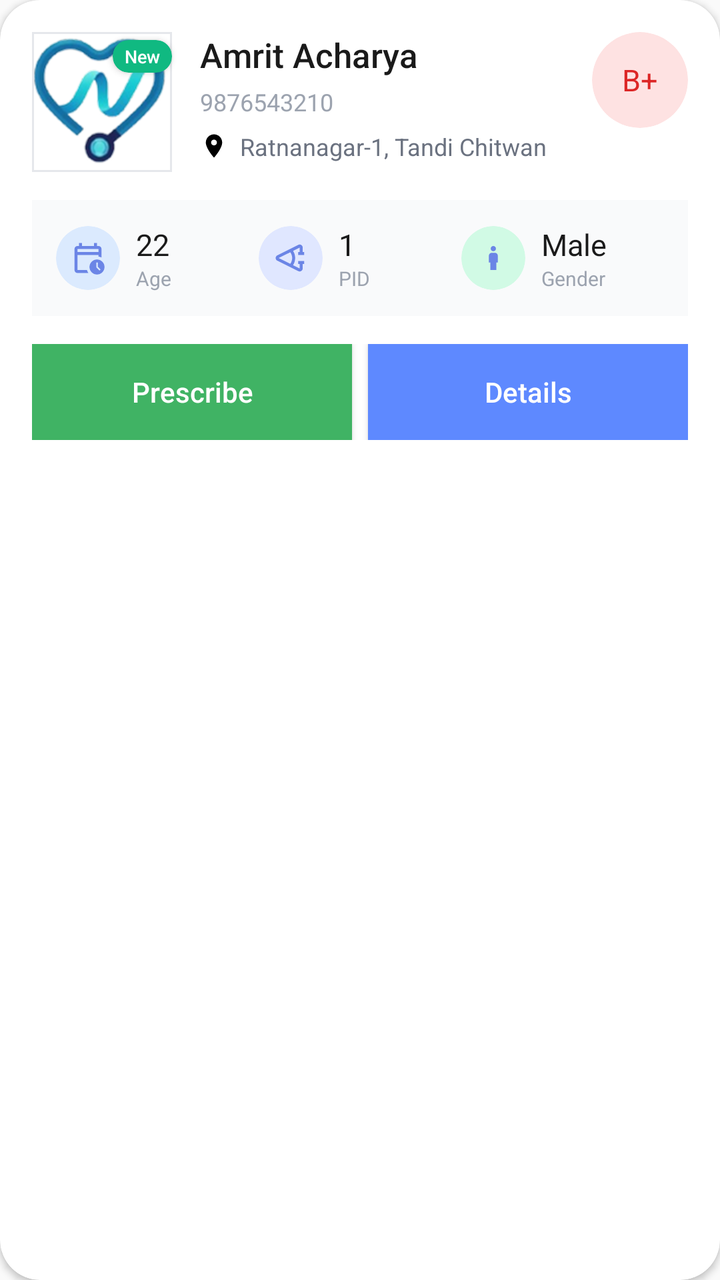
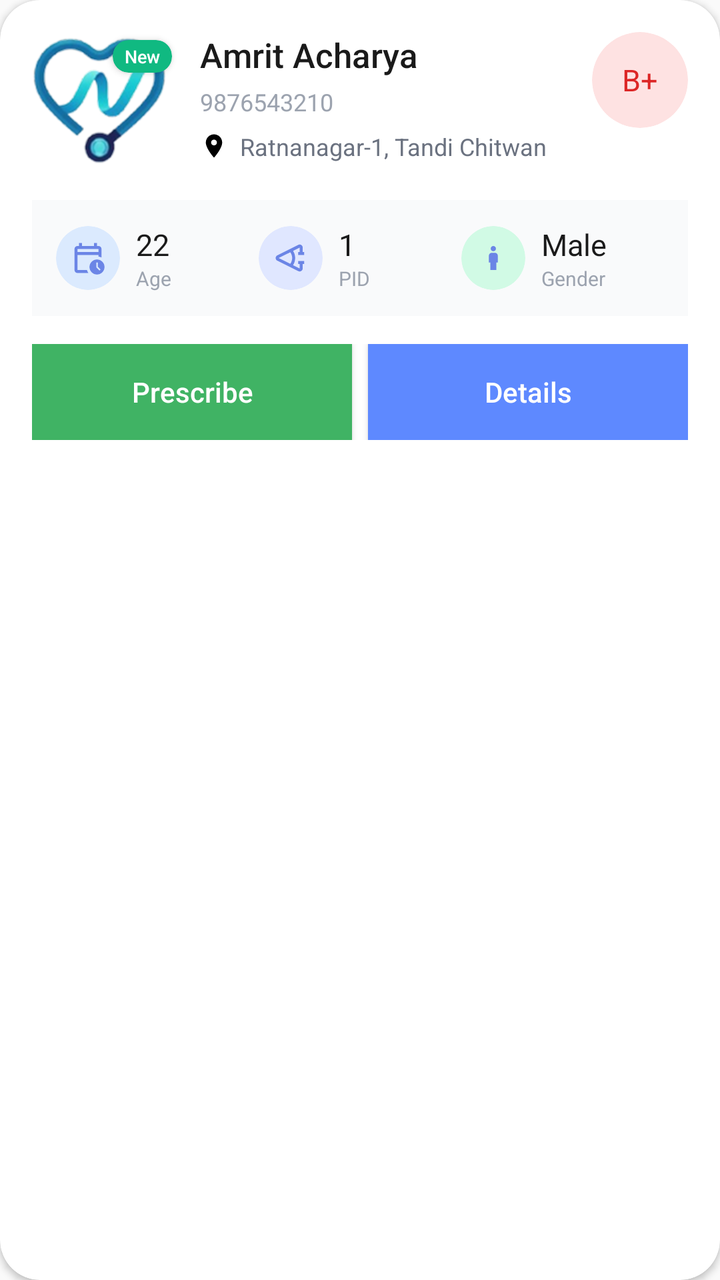

Screens rendered from an Android XML layout before and after an edit, with the pre-edit source and the edit as a unified diff.
<!-- AndroidManifest.xml: application theme Theme.Medicare -->
<!-- res/layout/item_patient_card.xml -->
<?xml version="1.0" encoding="utf-8"?>
<androidx.cardview.widget.CardView xmlns:android="http://schemas.android.com/apk/res/android"
    xmlns:app="http://schemas.android.com/apk/res-auto"
    xmlns:tools="http://schemas.android.com/tools"
    android:id="@+id/patient_card"
    android:layout_width="match_parent"
    android:layout_height="wrap_content"
    android:layout_marginBottom="12dp"
    android:clickable="true"
    android:focusable="true"
    android:foreground="?attr/selectableItemBackground"
    app:cardCornerRadius="20dp"
    app:cardElevation="2dp"
    app:strokeWidth="0dp"
    app:cardBackgroundColor="@android:color/white">

    <androidx.constraintlayout.widget.ConstraintLayout
        android:layout_width="match_parent"
        android:layout_height="wrap_content"
        android:padding="16dp">

        
        <com.google.android.material.imageview.ShapeableImageView
            android:id="@+id/iv_profile"
            android:layout_width="70dp"
            android:layout_height="70dp"
            android:scaleType="centerCrop"
            android:src="@drawable/logo"
            app:strokeColor="#E5E7EB"
            app:strokeWidth="2dp"
            app:layout_constraintTop_toTopOf="parent"
            app:layout_constraintStart_toStartOf="parent" />

        
        <androidx.cardview.widget.CardView
            android:id="@+id/status_badge"
            android:layout_width="wrap_content"
            android:layout_height="wrap_content"
            android:layout_marginTop="4dp"
            android:layout_marginStart="4dp"
            app:cardCornerRadius="8dp"
            app:cardElevation="2dp"
            app:cardBackgroundColor="#10B981"
            app:layout_constraintTop_toTopOf="@id/iv_profile"
            app:layout_constraintEnd_toEndOf="@id/iv_profile">

            <TextView
                android:id="@+id/tv_status"
                android:layout_width="wrap_content"
                android:layout_height="wrap_content"
                android:text="New"
                android:textColor="@android:color/white"
                android:textSize="9sp"
                android:fontFamily="sans-serif-medium"
                android:paddingHorizontal="6dp"
                android:paddingVertical="2dp" />
        </androidx.cardview.widget.CardView>

        
        <TextView
            android:id="@+id/tv_name"
            android:layout_width="0dp"
            android:layout_height="wrap_content"
            android:text="Amrit Acharya"
            android:textColor="#1A1A1A"
            android:textSize="17sp"
            android:fontFamily="sans-serif-medium"
            android:maxLines="1"
            android:ellipsize="end"
            android:layout_marginStart="14dp"
            app:layout_constraintTop_toTopOf="@id/iv_profile"
            app:layout_constraintStart_toEndOf="@id/iv_profile"
            app:layout_constraintEnd_toStartOf="@id/blood_badge" />

        
        <TextView
            android:id="@+id/tv_phone"
            android:layout_width="0dp"
            android:layout_height="wrap_content"
            android:text="9876543210"
            android:textColor="#9CA3AF"
            android:textSize="12sp"
            android:layout_marginTop="4dp"
            app:layout_constraintTop_toBottomOf="@id/tv_name"
            app:layout_constraintStart_toStartOf="@id/tv_name"
            app:layout_constraintEnd_toEndOf="@id/tv_name" />

        
        <LinearLayout
            android:id="@+id/location_layout"
            android:layout_width="0dp"
            android:layout_height="wrap_content"
            android:orientation="horizontal"
            android:gravity="center_vertical"
            android:layout_marginTop="6dp"
            app:layout_constraintTop_toBottomOf="@id/tv_phone"
            app:layout_constraintStart_toStartOf="@id/tv_name"
            app:layout_constraintEnd_toEndOf="parent">

            <ImageView
                android:layout_width="14dp"
                android:layout_height="14dp"
                android:src="@drawable/ic_location"
                app:tint="#9CA3AF" />

            <TextView
                android:id="@+id/tv_location"
                android:layout_width="0dp"
                android:layout_height="wrap_content"
                android:layout_weight="1"
                android:layout_marginStart="6dp"
                android:text="Ratnanagar-1, Tandi Chitwan"
                android:textColor="#6B7280"
                android:textSize="12sp"
                android:maxLines="1"
                android:ellipsize="end" />
        </LinearLayout>

        
        <androidx.cardview.widget.CardView
            android:id="@+id/blood_badge"
            android:layout_width="48dp"
            android:layout_height="48dp"
            app:cardCornerRadius="24dp"
            app:cardElevation="0dp"
            app:cardBackgroundColor="#FEE2E2"
            app:layout_constraintTop_toTopOf="@id/tv_name"
            app:layout_constraintEnd_toEndOf="parent">

            <TextView
                android:id="@+id/tv_blood_group"
                android:layout_width="match_parent"
                android:layout_height="match_parent"
                android:gravity="center"
                android:text="B+"
                android:textColor="#DC2626"
                android:textSize="15sp"
                />
        </androidx.cardview.widget.CardView>

        
        <LinearLayout
            android:id="@+id/info_row"
            android:layout_width="0dp"
            android:layout_height="wrap_content"
            android:orientation="horizontal"
            android:background="#F9FAFB"
            android:padding="12dp"
            android:layout_marginTop="14dp"
            app:layout_constraintTop_toBottomOf="@id/iv_profile"
            app:layout_constraintStart_toStartOf="parent"
            app:layout_constraintEnd_toEndOf="parent">

            
            <LinearLayout
                android:layout_width="0dp"
                android:layout_height="wrap_content"
                android:layout_weight="1"
                android:orientation="horizontal"
                android:gravity="center_vertical">

                <androidx.cardview.widget.CardView
                    android:layout_width="32dp"
                    android:layout_height="32dp"
                    app:cardCornerRadius="16dp"
                    app:cardElevation="0dp"
                    app:cardBackgroundColor="#DBEAFE">

                    <ImageView
                        android:layout_width="18dp"
                        android:layout_height="18dp"
                        android:layout_gravity="center"
                        android:src="@drawable/ic_calendar"
                        app:tint="#3B82F6" />
                </androidx.cardview.widget.CardView>

                <LinearLayout
                    android:layout_width="wrap_content"
                    android:layout_height="wrap_content"
                    android:orientation="vertical"
                    android:layout_marginStart="8dp">

                    <TextView
                        android:id="@+id/tv_age"
                        android:layout_width="wrap_content"
                        android:layout_height="wrap_content"
                        android:text="22"
                        android:textColor="#1A1A1A"
                        android:textSize="15sp"
                        android:fontFamily="@font/inter_bold" />

                    <TextView
                        android:layout_width="wrap_content"
                        android:layout_height="wrap_content"
                        android:text="Age"
                        android:textColor="#9CA3AF"
                        android:textSize="10sp" />
                </LinearLayout>
            </LinearLayout>

            
            <LinearLayout
                android:layout_width="0dp"
                android:layout_height="wrap_content"
                android:layout_weight="1"
                android:orientation="horizontal"
                android:gravity="center_vertical">

                <androidx.cardview.widget.CardView
                    android:layout_width="32dp"
                    android:layout_height="32dp"
                    app:cardCornerRadius="16dp"
                    app:cardElevation="0dp"
                    app:cardBackgroundColor="#E0E7FF">

                    <ImageView
                        android:layout_width="18dp"
                        android:layout_height="18dp"
                        android:layout_gravity="center"
                        android:src="@drawable/ic_weight"
                        app:tint="#6366F1" />
                </androidx.cardview.widget.CardView>

                <LinearLayout
                    android:layout_width="wrap_content"
                    android:layout_height="wrap_content"
                    android:orientation="vertical"
                    android:layout_marginStart="8dp">

                    <TextView
                        android:id="@+id/tv_patient_id"
                        android:layout_width="wrap_content"
                        android:layout_height="wrap_content"
                        android:text="1"
                        android:textColor="#1A1A1A"
                        android:textSize="15sp"
                        android:fontFamily="@font/inter_bold"/>

                    <TextView
                        android:layout_width="wrap_content"
                        android:layout_height="wrap_content"
                        android:text="PID"
                        android:textColor="#9CA3AF"
                        android:textSize="10sp" />
                </LinearLayout>
            </LinearLayout>

            
            <LinearLayout
                android:layout_width="0dp"
                android:layout_height="wrap_content"
                android:layout_weight="1"
                android:orientation="horizontal"
                android:gravity="center_vertical">

                <androidx.cardview.widget.CardView
                    android:layout_width="32dp"
                    android:layout_height="32dp"
                    app:cardCornerRadius="16dp"
                    app:cardElevation="0dp"
                    app:cardBackgroundColor="#D1FAE5">

                    <ImageView
                        android:layout_width="18dp"
                        android:layout_height="18dp"
                        android:layout_gravity="center"
                        android:src="@drawable/ic_gender"
                        app:tint="#10B981" />
                </androidx.cardview.widget.CardView>

                <LinearLayout
                    android:layout_width="wrap_content"
                    android:layout_height="wrap_content"
                    android:orientation="vertical"
                    android:layout_marginStart="8dp">

                    <TextView
                        android:id="@+id/tv_gender"
                        android:layout_width="wrap_content"
                        android:layout_height="wrap_content"
                        android:text="Male"
                        android:textColor="#1A1A1A"
                        android:textSize="15sp"
                        android:fontFamily="@font/inter_bold" />

                    <TextView
                        android:layout_width="wrap_content"
                        android:layout_height="wrap_content"
                        android:text="Gender"
                        android:textColor="#9CA3AF"
                        android:textSize="10sp" />
                </LinearLayout>
            </LinearLayout>
        </LinearLayout>

        
        <LinearLayout
            android:layout_width="0dp"
            android:layout_height="wrap_content"
            android:orientation="horizontal"
            android:layout_marginTop="14dp"
            app:layout_constraintTop_toBottomOf="@id/info_row"
            app:layout_constraintStart_toStartOf="parent"
            app:layout_constraintEnd_toEndOf="parent">

            <Button
                android:id="@+id/btn_prescribe"
                android:layout_width="0dp"
                android:layout_height="48dp"
                android:layout_weight="1"
                android:layout_marginEnd="8dp"
                android:layout_marginBottom="@dimen/_10sdp"
                android:text="Prescribe"
                android:textSize="14sp"
                android:textAllCaps="false"
                android:background="@drawable/bottom_nav_doctor_background_card"
                android:textColor="@android:color/white"
                app:cornerRadius="12dp"
                app:icon="@drawable/ic_prescription"
                app:iconGravity="textStart"
                app:iconSize="18dp"
                app:iconTint="@android:color/white" />

            <Button
                android:id="@+id/btn_view_details"
                android:layout_width="0dp"
                android:layout_height="48dp"
                android:layout_weight="1"
                android:text="Details"
                android:textSize="14sp"
                android:textAllCaps="false"
                android:textColor="@color/white"
                android:layout_marginBottom="@dimen/_10sdp"
                android:background="@drawable/bottom_nav_background_card"
                app:cornerRadius="12dp"
                app:strokeColor="#D1D5DB"
                app:strokeWidth="1.5dp"
                app:icon="@drawable/ic_arrow_right"
                app:iconGravity="textEnd"
                app:iconSize="18dp"
                app:iconTint="#6B7280" />
        </LinearLayout>

    </androidx.constraintlayout.widget.ConstraintLayout>

</androidx.cardview.widget.CardView>
<!-- resources referenced by this layout -->
<resources>
  <color name="white">#FFFFFFFF</color>
  <!-- drawable bottom_nav_background_card (drawable) -->
  <?xml version="1.0" encoding="utf-8"?>
  <shape xmlns:android="http://schemas.android.com/apk/res/android">
      <solid android:color="@color/blue"/>
      <corners android:radius="@dimen/_50sdp"/>
  </shape>
  <!-- drawable bottom_nav_doctor_background_card (drawable) -->
  <?xml version="1.0" encoding="utf-8"?>
  <shape xmlns:android="http://schemas.android.com/apk/res/android">
      <solid android:color="@color/green"/>
      <corners android:radius="@dimen/_50sdp"/>
  </shape>
  <!-- drawable ic_gender (drawable) -->
  <vector xmlns:android="http://schemas.android.com/apk/res/android" android:height="24dp" android:tint="#6B85E6" android:viewportHeight="960" android:viewportWidth="960" android:width="24dp">
        
      <path android:fillColor="@android:color/white" android:pathData="M480,300Q451,300 430.5,279.5Q410,259 410,230Q410,201 430.5,180.5Q451,160 480,160Q509,160 529.5,180.5Q550,201 550,230Q550,259 529.5,279.5Q509,300 480,300ZM400,800L400,600L360,600L360,420Q360,387 383.5,363.5Q407,340 440,340L520,340Q553,340 576.5,363.5Q600,387 600,420L600,600L560,600L560,800L400,800Z"/>
      
  </vector>
  <!-- drawable ic_location (drawable) -->
  <vector xmlns:android="http://schemas.android.com/apk/res/android"
      android:width="24dp"
      android:height="24dp"
      android:viewportWidth="24"
      android:viewportHeight="24">
      <path
          android:fillColor="#000000"
          android:pathData="M12,2C8.13,2 5,5.13 5,9c0,5.25 7,13 7,13s7,-7.75 7,-13C19,5.13 15.87,2 12,2zM12,11.5c-1.38,0 -2.5,-1.12 -2.5,-2.5s1.12,-2.5 2.5,-2.5 2.5,1.12 2.5,2.5 -1.12,2.5 -2.5,2.5z"/>
  </vector>
  <!-- drawable ic_weight (drawable) -->
  <vector xmlns:android="http://schemas.android.com/apk/res/android" android:height="24dp" android:tint="#6B85E6" android:viewportHeight="960" android:viewportWidth="960" android:width="24dp">
        
      <path android:fillColor="@android:color/white" android:pathData="M840,640L800,640L800,759Q800,782 789.5,799Q779,816 762,827Q745,838 724.5,839Q704,840 684,830L124,552Q101,541 90.5,521.5Q80,502 80,481Q80,460 90.5,440Q101,420 124,409L684,129Q704,119 724.5,120.5Q745,122 762,133Q779,144 789.5,161Q800,178 800,201L800,320L840,320L840,400L680,400L680,320L720,320L720,203Q720,203 720,203Q720,203 720,203L544,290Q571,333 585.5,381Q600,429 600,480Q600,531 585.5,580Q571,629 543,672L719,759Q719,759 719,759Q719,759 719,759L719,640L680,640L680,560L840,560L840,640ZM470,635Q494,601 507,561.5Q520,522 520,480Q520,438 507,399.5Q494,361 471,326L160,480Q160,480 160,480Q160,480 160,480L470,635Z"/>
      
  </vector>
  <style name="Theme.Medicare" parent="Theme.AppCompat.DayNight.NoActionBar">
          
          <item name="colorPrimary">@color/purple_500</item>
          <item name="colorPrimaryVariant">@color/purple_700</item>
          <item name="colorOnPrimary">@color/white</item>
          
          <item name="colorSecondary">@color/teal_200</item>
          <item name="colorSecondaryVariant">@color/teal_700</item>
          <item name="colorOnSecondary">@color/black</item>
          
          <item name="android:statusBarColor">?attr/colorPrimaryVariant</item>
          
      </style>
  <color name="blue">#5E89FF</color>
  <color name="green">#40B364</color>
  <color name="purple_500">#FF6200EE</color>
  <color name="purple_700">#FF3700B3</color>
  <color name="teal_200">#FF03DAC5</color>
  <color name="teal_700">#FF018786</color>
  <color name="black">#FF000000</color>
  <!-- unchanged entries left out for length: 4 -->
</resources>

<!-- the commit's change to res/layout/item_patient_card.xml (unified diff, before → after) -->
@@ -20,7 +20,7 @@
         android:padding="16dp">
 
         
-        <com.google.android.material.imageview.ShapeableImageView
+        <ImageView
             android:id="@+id/iv_profile"
             android:layout_width="70dp"
             android:layout_height="70dp"
